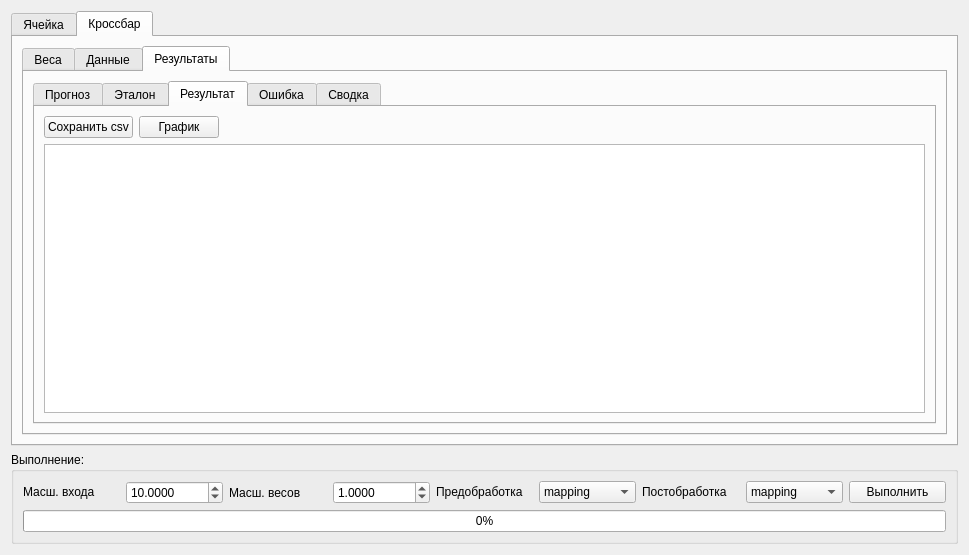
Old version of the form gui/uies/math.ui in the repository neurocomputer/MemriBoard.
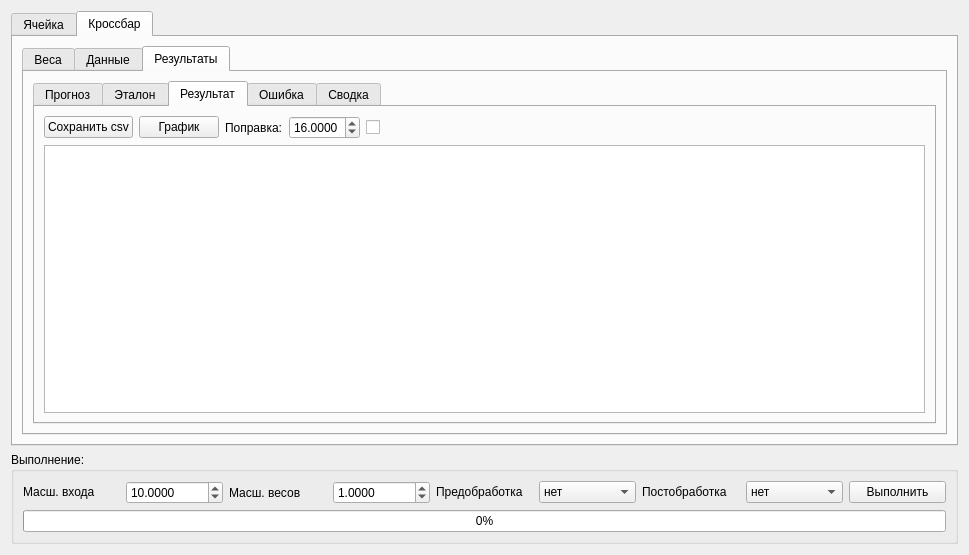
New version of the form. The open tabs and pages were chosen to show the change.

Patch:
```diff
--- a/gui/uies/math.ui
+++ b/gui/uies/math.ui
@@ -634,6 +634,39 @@
                    </property>
                   </widget>
                  </item>
+                 <item>
+                  <widget class="QLabel" name="label_7">
+                   <property name="text">
+                    <string>Поправка:</string>
+                   </property>
+                  </widget>
+                 </item>
+                 <item>
+                  <widget class="QDoubleSpinBox" name="spinbox_correction">
+                   <property name="decimals">
+                    <number>4</number>
+                   </property>
+                   <property name="minimum">
+                    <double>0.000100000000000</double>
+                   </property>
+                   <property name="maximum">
+                    <double>99.999899999999997</double>
+                   </property>
+                   <property name="value">
+                    <double>16.000000000000000</double>
+                   </property>
+                  </widget>
+                 </item>
+                 <item>
+                  <widget class="QCheckBox" name="checkbox_correction">
+                   <property name="text">
+                    <string/>
+                   </property>
+                   <property name="checked">
+                    <bool>false</bool>
+                   </property>
+                  </widget>
+                 </item>
                  <item>
                   <spacer name="horizontalSpacer_4">
                    <property name="orientation">
@@ -805,7 +838,7 @@
           </property>
           <item>
            <property name="text">
-            <string>mapping</string>
+            <string>нет</string>
            </property>
           </item>
           <item>
@@ -838,7 +871,7 @@
           </property>
           <item>
            <property name="text">
-            <string>mapping</string>
+            <string>нет</string>
            </property>
           </item>
           <item>
```
Left out of the diff: 11 changed lines with no effect on the pictures.
